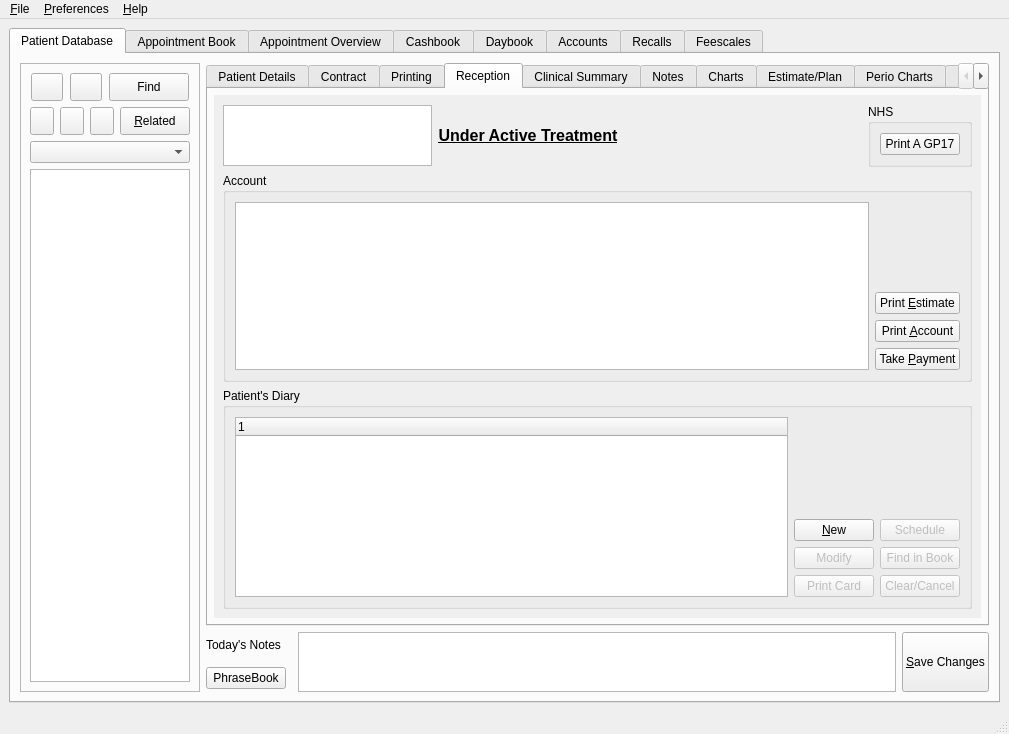
Old version of the form qt-designer/main.ui in the repository rowinggolfer/openmolar1.
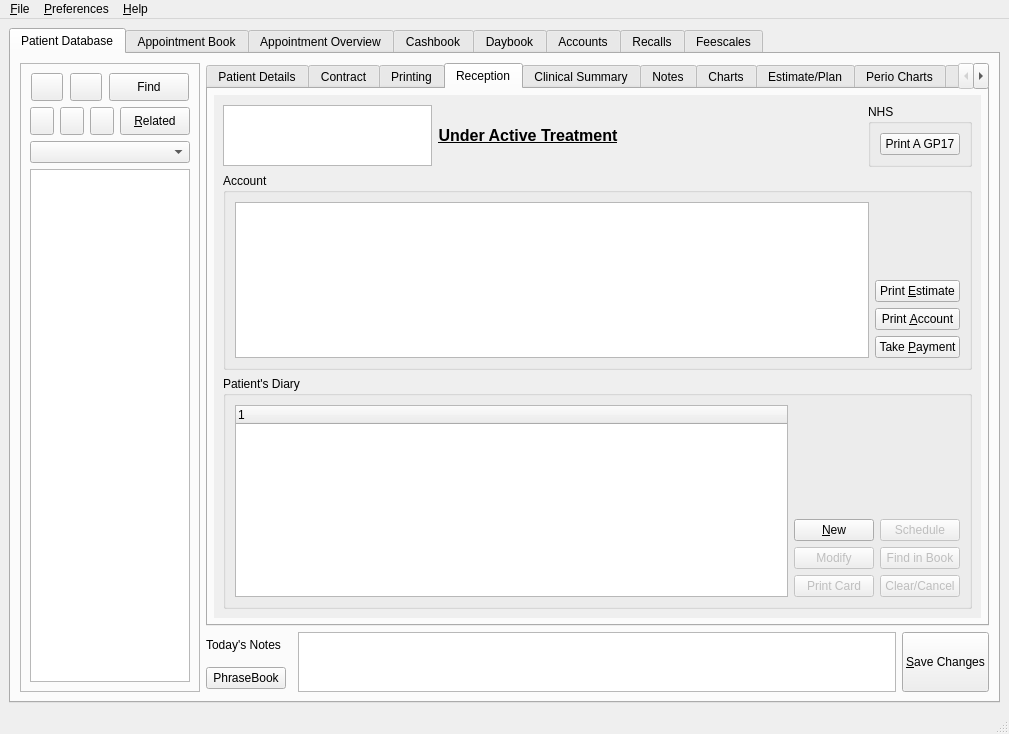
New version of the form. Icons and pictures are not drawn.

Commit message: gui-rejig again

```diff
--- a/qt-designer/main.ui
+++ b/qt-designer/main.ui
@@ -2097,7 +2097,7 @@
                    <item row="2" column="0" colspan="4" >
                     <widget class="QGroupBox" name="groupBox" >
                      <property name="sizePolicy" >
-                      <sizepolicy vsizetype="Preferred" hsizetype="Expanding" >
+                      <sizepolicy vsizetype="MinimumExpanding" hsizetype="Expanding" >
                        <horstretch>0</horstretch>
                        <verstretch>0</verstretch>
                       </sizepolicy>
```
The commit also changes 1 other file.
